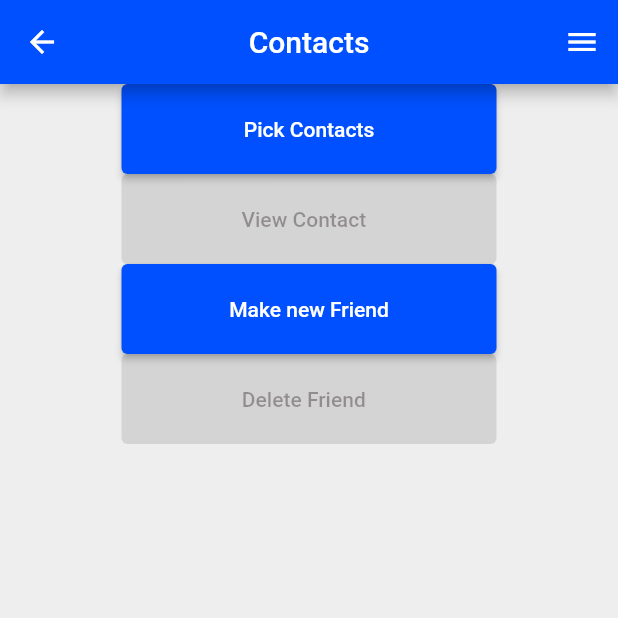
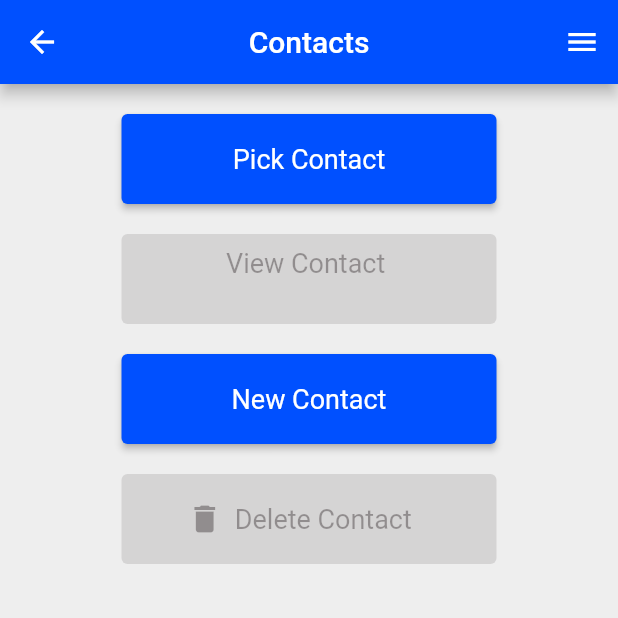
Before and after one commit to Ententerminator/Flutter, a Flutter app: the Contacts screen opened directly, on a phone screen of 412 x 824 dp, the top half of it. Run offline on Flutter 3.47's test engine with Material 2 defaults, Android fonts, the phone set to English and light mode, and no system bars; our stand-ins replace camera, file_picker, flutter_contacts, geolocator, image_gallery_saver, open_file and 2 more; accounts and stored records are empty; Roboto replaces fonts that are missing (Times New Roman).

Commit message:
contacts page done

```diff
--- a/example_flutter_app/lib/contacts.dart
+++ b/example_flutter_app/lib/contacts.dart
@@ -47,28 +47,37 @@ class _ContactsState extends State<Contacts> {
       body: Center(
         child: Column(
           children:[
+            SizedBox( height: 20),
             ElevatedButton(
               onPressed: _pickContact, //referenz wird weitergegeben, damit ers selber später callen kann
               child: Text(
-                'Pick Contacts',
+                'Pick Contact',
               )
             ),
+            SizedBox( height: 20),
             ElevatedButton(
+              style: ElevatedButton.styleFrom(alignment: Alignment.center),
               onPressed: contact != null ? _viewContact : null,
               child: Text(
-                'View Contact ${contact?.name.first??''} ${contact?.name.last??''}',
+                'View Contact \n${contact?.name.first??''} ${contact?.name.last??''}',
               )
             ),
+            SizedBox( height: 20),
             ElevatedButton(
               onPressed: _insertContact,
-              child: Text(
-                'Make new Friend',
-              )
+              child: Text('New Contact')
             ),
-            ElevatedButton(
+            SizedBox( height: 20),
+            ElevatedButton.icon(
+              icon: Icon(
+                Icons.delete
+              ),
+              style: ElevatedButton.styleFrom(
+                backgroundColor: const Color.fromARGB(255, 245, 65, 52)
+              ),
               onPressed: contact != null ? _deleteContact : null,
-              child: Text(
-                'Delete Friend ${contact?.name.first??''} ${contact?.name.last??''}',
+              label: Text(
+                'Delete Contact ${contact?.name.first??''} ${contact?.name.last??''}',
               )
             ),
           ]
--- a/example_flutter_app/lib/main.dart
+++ b/example_flutter_app/lib/main.dart
@@ -26,11 +26,13 @@ class MyApp extends StatelessWidget {
         )),
         elevatedButtonTheme: ElevatedButtonThemeData(
           style: ButtonStyle(
-            minimumSize: MaterialStateProperty.all(Size(250, 60))
+            minimumSize: MaterialStateProperty.all(Size(250, 60)),
+            maximumSize: MaterialStateProperty.all(Size(250, 120)), //damit der Text nicht zu lang wird auf den Contact Buttons
+            textStyle: MaterialStatePropertyAll(TextStyle(fontSize: 18))
           )
         ),
         //navigationDrawerTheme: NavigationDrawerThemeData( labelTextStyle: ),
-        primaryColor: Color.fromARGB(255, 0, 80, 255),
+        primaryColor: Color.fromARGB(255, 0, 80, 255), //useless. ?
         scaffoldBackgroundColor: Color.fromARGB(255, 238, 238, 238),
         colorScheme: ColorScheme.fromSeed(
           seedColor: Color.fromARGB(0, 0, 0, 0),
```
